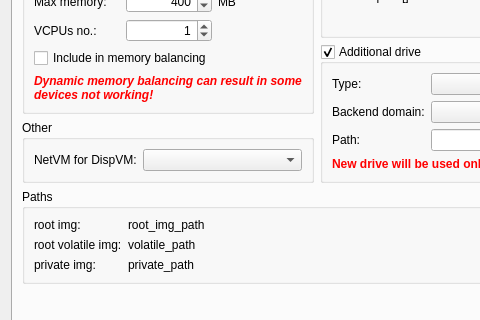
This is ui/settingsdlg.ui in QubesOS/qubes-manager as Qt 5 draws it before an edit; both pictures show x 0 to 480 and y 114 to 434 of the 708 by 529 pixel window. The edited form follows.
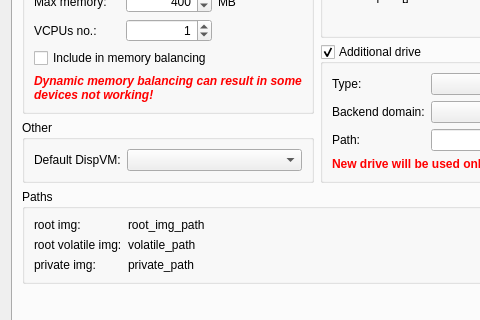
This is the edited form. Icons and pictures are not drawn.

Commit message: fixes from @marmarek's review

The edit to the form file:
```diff
--- a/ui/settingsdlg.ui
+++ b/ui/settingsdlg.ui
@@ -607,7 +607,7 @@
             <item row="1" column="0">
              <widget class="QLabel" name="label_26">
               <property name="text">
-               <string>NetVM for DispVM:</string>
+               <string>Default DispVM:</string>
               </property>
               <property name="buddy">
                <cstring>dispvm_netvm</cstring>
```
Left out of the diff: 4 changed lines with no effect on the pictures. The commit also changes 2 other files.
